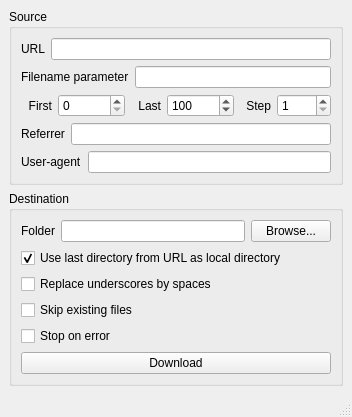
First picture: the form in ui/mainwindow.ui, repository kervala/batchdownloader, before the edit.
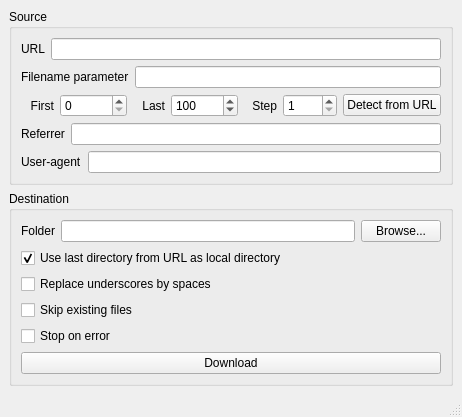
Second picture: the form after the edit.

Commit message: Changed: Allow to detect last number from URL

```diff
--- a/ui/mainwindow.ui
+++ b/ui/mainwindow.ui
@@ -6,8 +6,8 @@
    <rect>
     <x>0</x>
     <y>0</y>
-    <width>352</width>
-    <height>388</height>
+    <width>462</width>
+    <height>414</height>
    </rect>
   </property>
   <property name="windowTitle">
@@ -108,6 +108,13 @@
            </property>
           </widget>
          </item>
+         <item>
+          <widget class="QPushButton" name="detectFromURLButton">
+           <property name="text">
+            <string>Detect from URL</string>
+           </property>
+          </widget>
+         </item>
         </layout>
        </item>
        <item>
```
Left out of the diff: 19 changed lines with no effect on the pictures. The commit also changes 2 other files.
